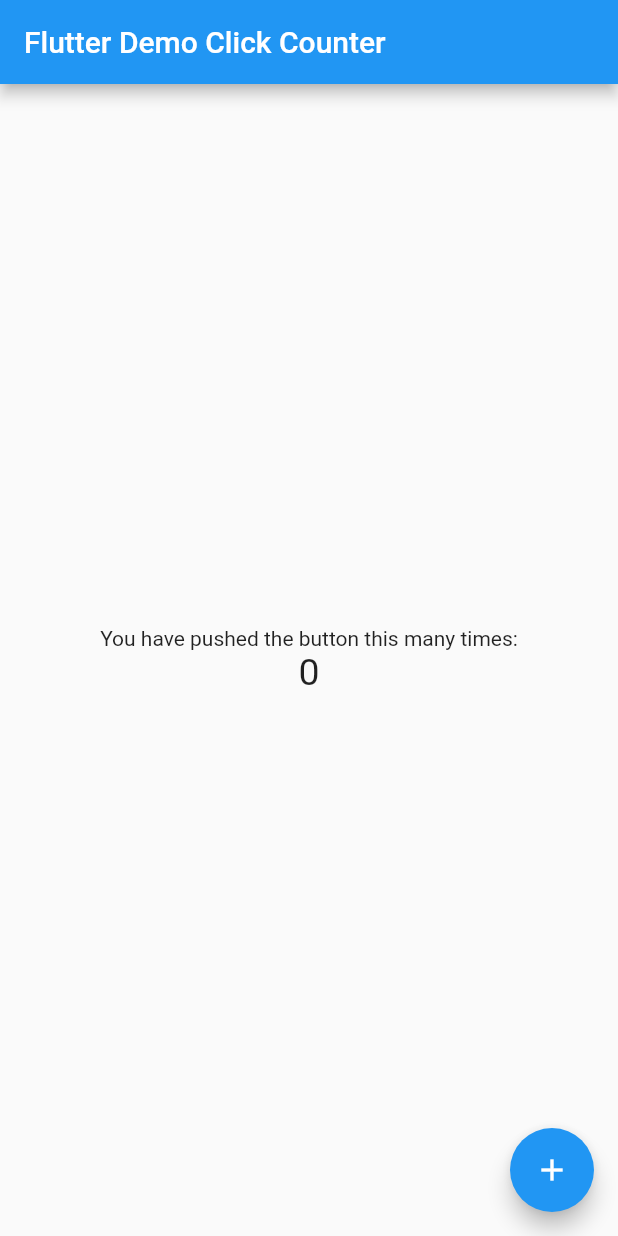
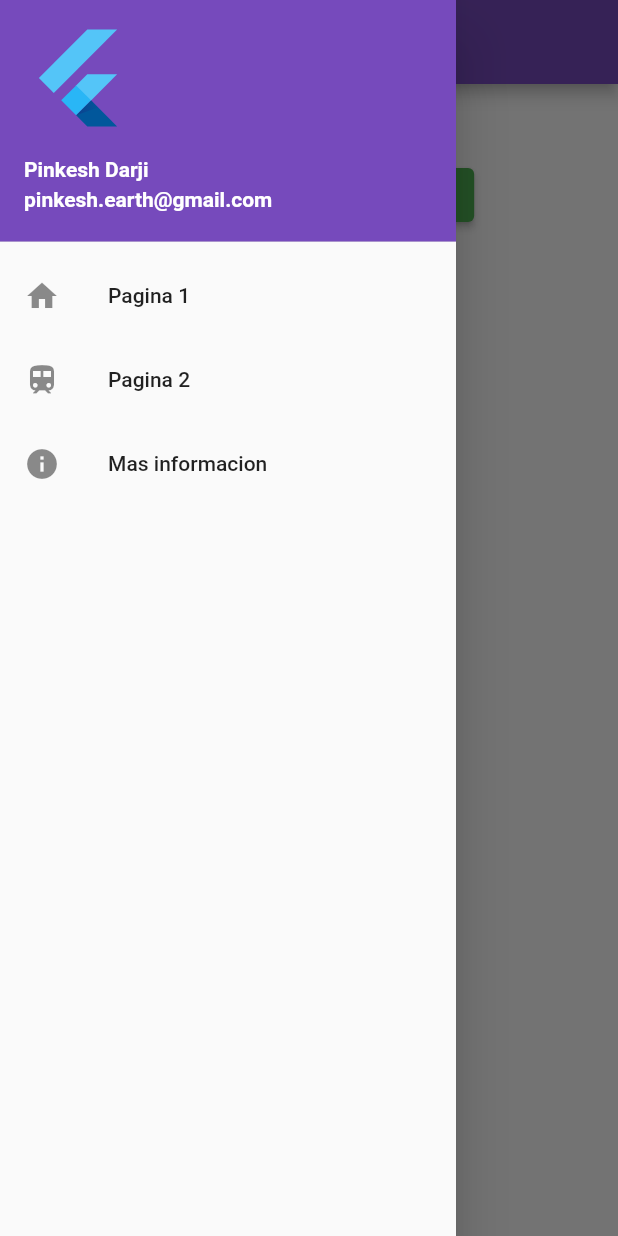
Before and after one commit to AngelRivera234/drawerp4v2, a Flutter app: the screen it shows after launch, with the side drawer open (before the commit the screen has no drawer), on a phone screen of 412 x 824 dp. Run offline on Flutter 3.47's test engine with Material 2 defaults, Android fonts, the phone set to English and light mode, and no system bars.

Commit message:
drawer_p_44

```diff
--- a/lib/main.dart
+++ b/lib/main.dart
@@ -4,87 +4,113 @@ void main() => runApp(MyApp());
 
 class MyApp extends StatelessWidget {
   const MyApp({super.key});
-  static const String _title = 'Flutter Stateful Clicker Counter';
+  static const String _title = 'Rivera Drawer';
   // This widget is the root of your application.
   @override
   Widget build(BuildContext context) {
     return MaterialApp(
       title: _title,
       theme: ThemeData(
-        primarySwatch: Colors.blue,
+        primarySwatch: Colors.green,
       ),
       home: MyHomePage(),
+      debugShowCheckedModeBanner: false,
     );
   }
 }
 
 class MyHomePage extends StatefulWidget {
   const MyHomePage({super.key});
-  // This widget is the home page of your application. It is stateful, meaning
-  // that it has a State object (defined below) that contains fields that affect
-  // how it looks.
-  // This class is the configuration for the state.
   @override
   _MyHomePageState createState() => _MyHomePageState();
 }
 
 class _MyHomePageState extends State<MyHomePage> {
-  int _counter = 0;
-
-  void _incrementCounter() {
-    setState(() {
-      // This call to setState tells the Flutter framework that something has
-      // changed in this State, which causes it to rerun the build method below
-      // so that the display can reflect the updated values. If we changed
-      // _counter without calling setState(), then the build method would not be
-      // called again, and so nothing would appear to happen.
-      _counter++;
-    });
-  }
-
+  final GlobalKey<ScaffoldState> _key = GlobalKey();
   @override
   Widget build(BuildContext context) {
-    // This method is rerun every time setState is called, for instance as done
-    // by the _incrementCounter method above.
-    //
-    // The Flutter framework has been optimized to make rerunning build methods
-    // fast, so that you can just rebuild anything that needs updating rather
-    // than having to individually change instances of widgets.
     return Scaffold(
+      key: _key,
       appBar: AppBar(
-        // Here we take the value from the MyHomePage object that was created by
-        // the App.build method, and use it to set our appbar title.
-        title: Text('Flutter Demo Click Counter'),
+        centerTitle: true,
+        backgroundColor: const Color(0xff764abc),
+        title: Text('Angel Rivera'),
       ),
-      body: Center(
-        // Center is a layout widget. It takes a single child and positions it
-        // in the middle of the parent.
-        child: Column(
-          // Column is also a layout widget. It takes a list of children and
-          // arranges them vertically. By default, it sizes itself to fit its
-          // children horizontally, and tries to be as tall as its parent.
-          //
-          // Column has various properties to control how it sizes itself and
-          // how it positions its children. Here we use mainAxisAlignment to
-          // center the children vertically; the main axis here is the vertical
-          // axis because Columns are vertical (the cross axis would be
-          // horizontal).
-          mainAxisAlignment: MainAxisAlignment.center,
-          children: <Widget>[
-            Text(
-              'You have pushed the button this many times:',
+      drawer: Drawer(
+        child: ListView(
+          // Important: Remove any padding from the ListView.
+          padding: EdgeInsets.zero,
+          children: [
+            const UserAccountsDrawerHeader(
+              decoration: BoxDecoration(color: const Color(0xff764abc)),
+              accountName: Text(
+                "Pinkesh Darji",
+                style: TextStyle(
+                  fontWeight: FontWeight.bold,
+                ),
+              ),
+              accountEmail: Text(
+                "pinkesh.earth@gmail.com",
+                style: TextStyle(
+                  fontWeight: FontWeight.bold,
+                ),
+              ),
+              currentAccountPicture: FlutterLogo(),
             ),
-            Text(
-              '$_counter',
-              style: TextStyle(fontSize: 25),
+            ListTile(
+              leading: Icon(
+                Icons.home,
+              ),
+              title: const Text('Pagina 1'),
+              onTap: () {
+                Navigator.pop(context);
+              },
+            ),
+            ListTile(
+              leading: Icon(
+                Icons.train,
+              ),
+              title: const Text('Pagina 2'),
+              onTap: () {
+                Navigator.pop(context);
+              },
+            ),
+            AboutListTile(
+              // <-- SEE HERE
+              icon: Icon(
+                Icons.info,
+              ),
+              child: Text('Mas informacion'),
+              applicationIcon: Icon(
+                Icons.local_play,
+              ),
+              applicationName: 'Mi Primer app',
+              applicationVersion: '1.0.25',
+              applicationLegalese: '© 2023 Company',
+              aboutBoxChildren: [
+                ///Content goes here...
+              ],
             ),
           ],
         ),
       ),
-      floatingActionButton: FloatingActionButton(
-        onPressed: _incrementCounter,
-        tooltip: 'Increment',
-        child: Icon(Icons.add),
+      body: Center(
+        child: Column(
+          children: [
+            SizedBox(
+              height: 50,
+            ),
+            ElevatedButton(
+              onPressed: () {
+                _key.currentState!.openDrawer(); //<-- SEE HERE
+              },
+              child: const Text(
+                'Elevated Button 1',
+                style: TextStyle(fontSize: 24),
+              ),
+            ),
+          ],
+        ),
       ),
     );
   }
```
